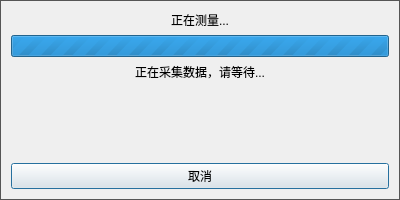
Before: the Qt Designer form src/ui/test_progress_dialog.ui in IceSugarZxy/MARS-pro, drawn with Qt 5.
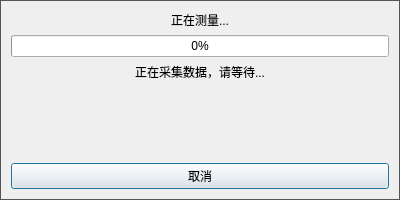
After: the same form once the commit is applied.

Patch:
```diff
--- a/src/ui/test_progress_dialog.ui
+++ b/src/ui/test_progress_dialog.ui
@@ -35,9 +35,6 @@
      <property name="value">
       <number>0</number>
      </property>
-     <property name="maximum">
-      <number>0</number>
-     </property>
     </widget>
    </item>
    <item>
```
